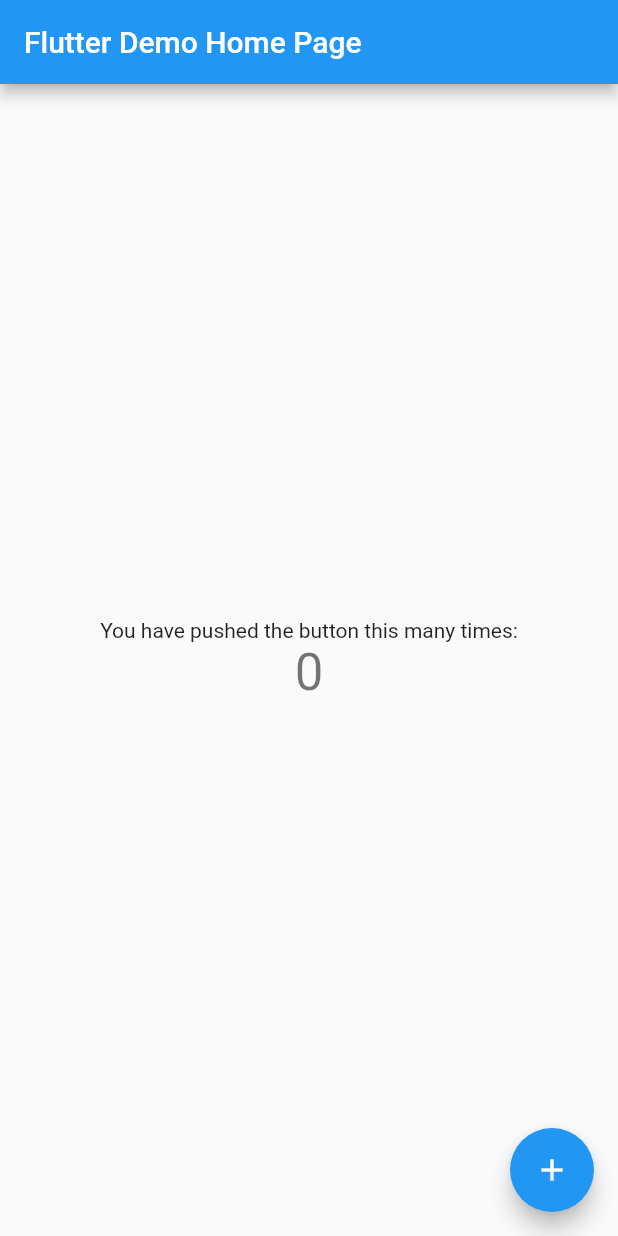
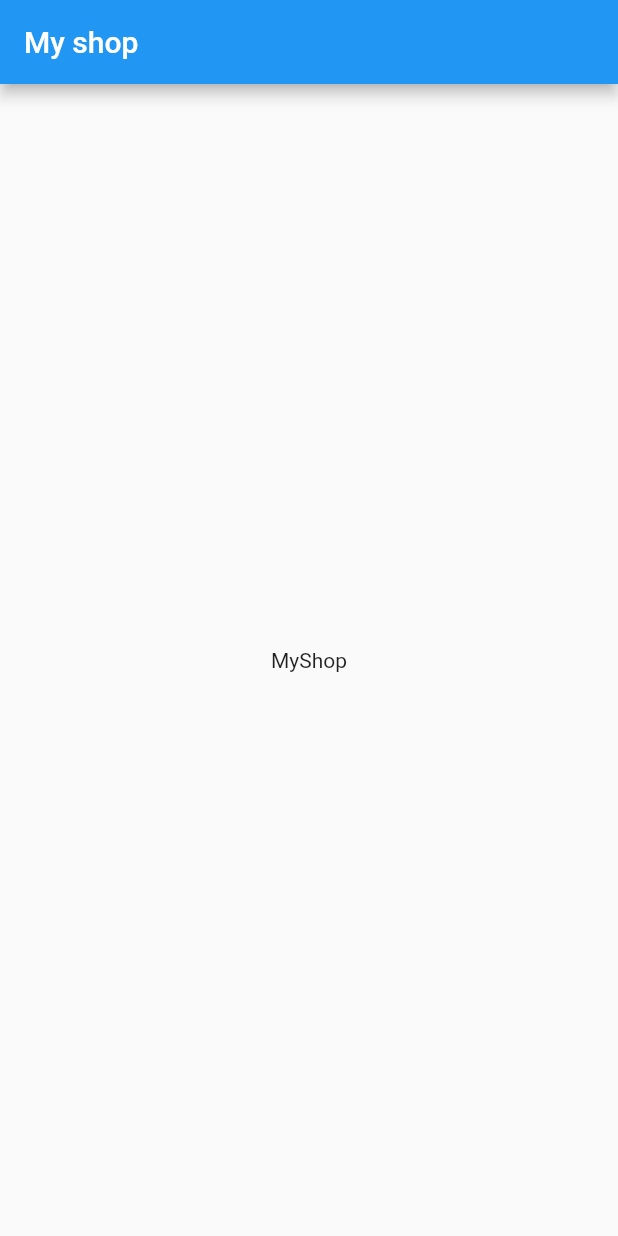
Before and after one commit to Gaphell/flutter-my_shop, a Flutter app: the screen it shows after launch, on a phone screen of 412 x 824 dp. Run offline on Flutter 3.47's test engine with Material 2 defaults, Android fonts, the phone set to English and light mode, and no system bars.

Commit message:
remove default codes

```diff
--- a/lib/main.dart
+++ b/lib/main.dart
@@ -9,105 +9,30 @@ class MyApp extends StatelessWidget {
   @override
   Widget build(BuildContext context) {
     return MaterialApp(
-      title: 'Flutter Demo',
+      title: 'My Shop',
       theme: ThemeData(
-        // This is the theme of your application.
-        //
-        // Try running your application with "flutter run". You'll see the
-        // application has a blue toolbar. Then, without quitting the app, try
-        // changing the primarySwatch below to Colors.green and then invoke
-        // "hot reload" (press "r" in the console where you ran "flutter run",
-        // or simply save your changes to "hot reload" in a Flutter IDE).
-        // Notice that the counter didn't reset back to zero; the application
-        // is not restarted.
         primarySwatch: Colors.blue,
       ),
-      home: MyHomePage(title: 'Flutter Demo Home Page'),
+      home: MyHomePage(),
     );
   }
 }
 
 class MyHomePage extends StatefulWidget {
-  MyHomePage({Key key, this.title}) : super(key: key);
-
-  // This widget is the home page of your application. It is stateful, meaning
-  // that it has a State object (defined below) that contains fields that affect
-  // how it looks.
-
-  // This class is the configuration for the state. It holds the values (in this
-  // case the title) provided by the parent (in this case the App widget) and
-  // used by the build method of the State. Fields in a Widget subclass are
-  // always marked "final".
-
-  final String title;
-
   @override
   _MyHomePageState createState() => _MyHomePageState();
 }
 
 class _MyHomePageState extends State<MyHomePage> {
-  int _counter = 0;
-
-  void _incrementCounter() {
-    setState(() {
-      // This call to setState tells the Flutter framework that something has
-      // changed in this State, which causes it to rerun the build method below
-      // so that the display can reflect the updated values. If we changed
-      // _counter without calling setState(), then the build method would not be
-      // called again, and so nothing would appear to happen.
-      _counter++;
-    });
-  }
-
   @override
   Widget build(BuildContext context) {
-    // This method is rerun every time setState is called, for instance as done
-    // by the _incrementCounter method above.
-    //
-    // The Flutter framework has been optimized to make rerunning build methods
-    // fast, so that you can just rebuild anything that needs updating rather
-    // than having to individually change instances of widgets.
     return Scaffold(
       appBar: AppBar(
-        // Here we take the value from the MyHomePage object that was created by
-        // the App.build method, and use it to set our appbar title.
-        title: Text(widget.title),
+        title: Text('My shop'),
       ),
       body: Center(
-        // Center is a layout widget. It takes a single child and positions it
-        // in the middle of the parent.
-        child: Column(
-          // Column is also a layout widget. It takes a list of children and
-          // arranges them vertically. By default, it sizes itself to fit its
-          // children horizontally, and tries to be as tall as its parent.
-          //
-          // Invoke "debug painting" (press "p" in the console, choose the
-          // "Toggle Debug Paint" action from the Flutter Inspector in Android
-          // Studio, or the "Toggle Debug Paint" command in Visual Studio Code)
-          // to see the wireframe for each widget.
-          //
-          // Column has various properties to control how it sizes itself and
-          // how it positions its children. Here we use mainAxisAlignment to
-          // center the children vertically; the main axis here is the vertical
-          // axis because Columns are vertical (the cross axis would be
-          // horizontal).
-          mainAxisAlignment: MainAxisAlignment.center,
-          children: <Widget>[
-            Text(
-              'You have pushed the button this many times:',
-            ),
-            Text(
-              '$_counter',
-              style: Theme.of(context).textTheme.headline4,
-            ),
-          ],
-        ),
+        child: Text('MyShop'),
       ),
-      floatingActionButton: FloatingActionButton(
-        onPressed: _incrementCounter,
-        tooltip: 'Increment',
-        child: Icon(Icons.add),
-      ), // This trailing comma makes auto-formatting nicer for build methods.
     );
   }
 }
```
Also changed, not shown: 1 other file.
